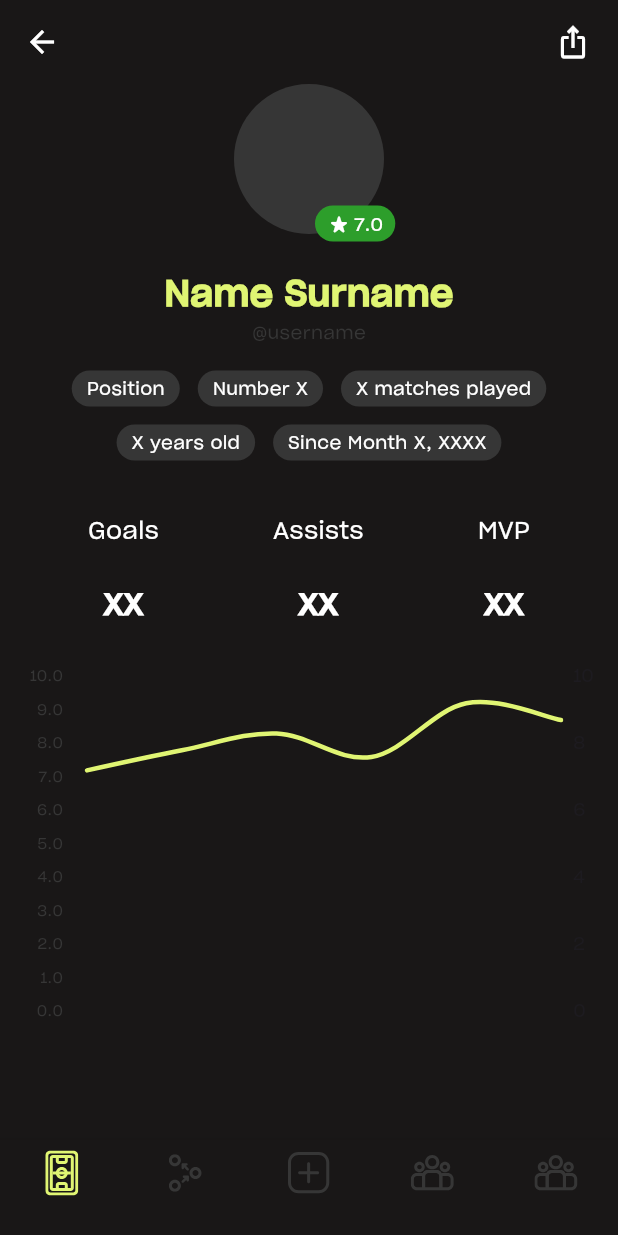
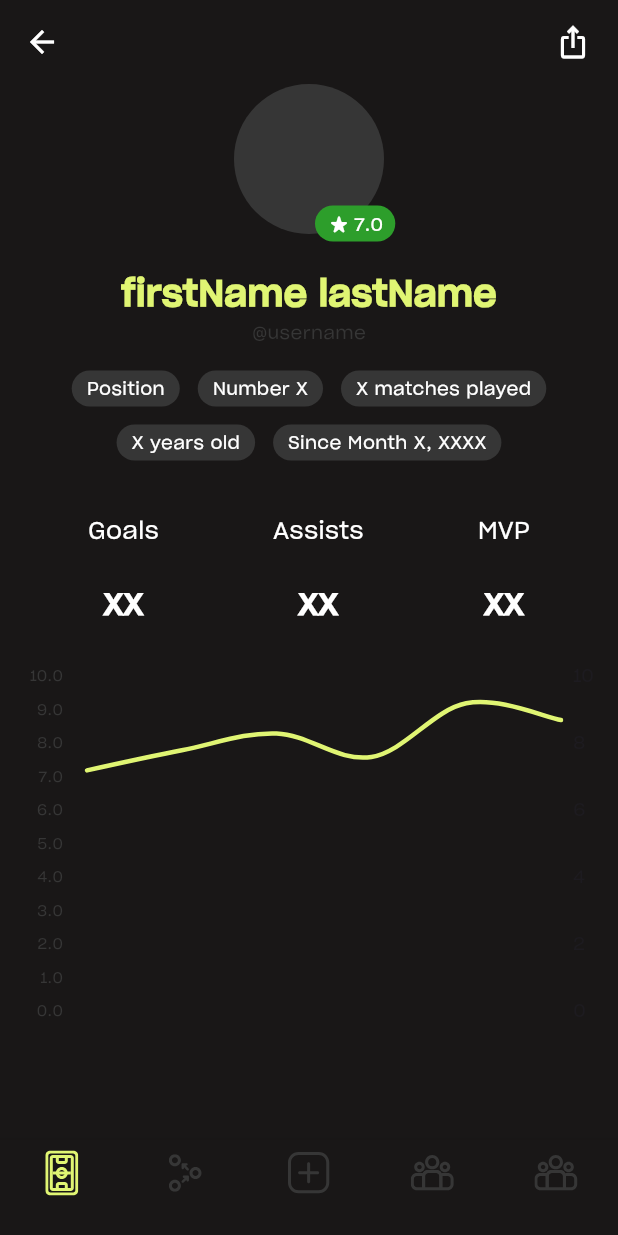
Before and after one commit to abuyukyi101198/sidelines-flutter, a Flutter app: the ProfileScreen screen opened directly, on a phone screen of 412 x 824 dp. Run offline on Flutter 3.47's test engine with Material 3 defaults, Android fonts, the phone set to English and light mode, and no system bars; drawn by our look-alikes of fl_chart; our stand-ins replace date_field, flutter_secure_storage, flutter_svg, smooth_page_indicator; accounts and stored records are empty.

Commit message:
added name_display.dart

```diff
--- a/lib/screens/profile_screen.dart
+++ b/lib/screens/profile_screen.dart
@@ -1,5 +1,6 @@
 import 'package:flutter/material.dart';
 import 'package:sidelines/utils/color_palette.dart';
+import 'package:sidelines/widgets/display/profile/name_display.dart';
 import 'package:sidelines/widgets/display/profile/profile_display.dart';
 import 'package:sidelines/widgets/misc/navigation_item.dart';
 import 'package:fl_chart/fl_chart.dart';
@@ -29,21 +30,10 @@ class ProfileScreen extends StatelessWidget {
           const SizedBox(
             height: 24.0,
           ),
-          const Text(
-            'Name Surname',
-            style: TextStyle(
-              fontSize: 24.0,
-              fontWeight: FontWeight.w700,
-              color: ColorPalette.primaryColor,
-            ),
-          ),
-          const Text(
-            '@username',
-            style: TextStyle(color: ColorPalette.secondaryColor),
-          ),
-          const SizedBox(
-            height: 16.0,
-          ),
+          const NameDisplay(
+              firstName: 'firstName',
+              lastName: 'lastName',
+              username: 'username'),
           Row(
             mainAxisAlignment: MainAxisAlignment.center,
             children: [
@@ -197,7 +187,9 @@ class ProfileScreen extends StatelessWidget {
               ),
             ],
           ),
-          const SizedBox(height: 16.0,),
+          const SizedBox(
+            height: 16.0,
+          ),
           Container(
             padding: EdgeInsets.all(16.0),
             child: AspectRatio(
--- /dev/null
+++ b/lib/widgets/display/profile/name_display.dart
@@ -0,0 +1,42 @@
+import 'package:flutter/material.dart';
+
+import '../../../utils/color_palette.dart';
+
+class NameDisplay extends StatelessWidget {
+  final String firstName;
+  final String lastName;
+  final String username;
+
+  const NameDisplay(
+      {super.key,
+      required this.firstName,
+      required this.lastName,
+      required this.username});
+
+  @override
+  Widget build(BuildContext context) {
+    const fullNameStyle = TextStyle(
+      fontSize: 24.0,
+      fontWeight: FontWeight.w700,
+      color: ColorPalette.primaryColor,
+    );
+
+    const usernameStyle = TextStyle(color: ColorPalette.secondaryColor);
+
+    return Column(
+      children: [
+        Text(
+          '$firstName $lastName',
+          style: fullNameStyle,
+        ),
+        Text(
+          '@$username',
+          style: usernameStyle,
+        ),
+        const SizedBox(
+          height: 16.0,
+        ),
+      ],
+    );
+  }
+}
```
